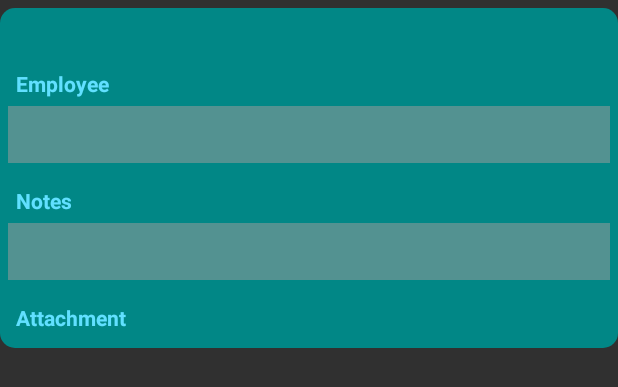
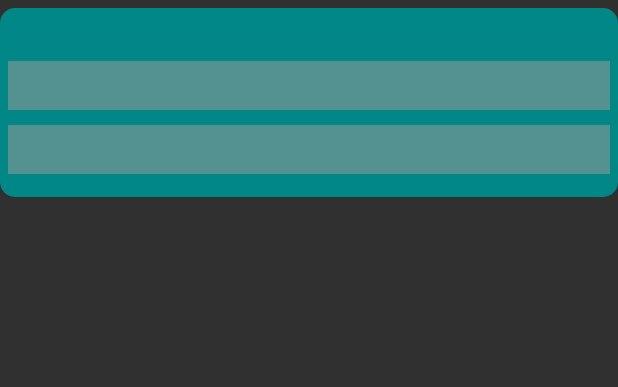
Before and after one commit to BishoAlSibaee/ratco_ms_android, an Android app: the layout import_update_unit.xml on its own in the app's theme, with its tools: preview values and no code run, on a phone screen of 412 x 824 dp. Shown: the top 387 px of the screen. Run offline under Robolectric (Android 15) with nearby library versions, the phone set to English and light mode, and no system bars.

Commit message:
new update

```diff
--- a/app/src/main/java/com/syrsoft/ratcoms/MyApp.java
+++ b/app/src/main/java/com/syrsoft/ratcoms/MyApp.java
@@ -139,13 +139,11 @@ public class MyApp extends Application {
             notification.put("to", token); //registration_ids
             notification.put("data", notifcationBody);
         } catch (JSONException e) {
-            //Log.e(TAG, "onCreate: " + e.getMessage() );
         }
 
         JsonObjectRequest jsonObjectRequest = new JsonObjectRequest(FCM_MESSAGE_URL, notification,
                 response -> Log.d("messageresponse" , response.toString()),
                 error -> {
-                   // ToastMaker.Show(1,error.getMessage() , act);
                     Log.d("messageresponse" , error.toString());
                 }){
             @Override
--- a/app/src/main/java/com/syrsoft/ratcoms/SALESActivities/SALES_ADAPTERS/PurchaseUpdateAdapter.java
+++ b/app/src/main/java/com/syrsoft/ratcoms/SALESActivities/SALES_ADAPTERS/PurchaseUpdateAdapter.java
@@ -85,7 +85,5 @@ public class PurchaseUpdateAdapter extends RecyclerView.Adapter<PurchaseUpdateAd
             txtOrderNotes = itemView.findViewById(R.id.txtOrderNotes);
             LinearBtnAttachment = itemView.findViewById(R.id.LinearBtnAttachment);
         }
-
-
     }
 }
--- a/app/src/main/res/layout/import_update_unit.xml
+++ b/app/src/main/res/layout/import_update_unit.xml
@@ -6,7 +6,6 @@
     android:layout_marginTop="5dp"
     android:background="@drawable/btns_background"
     android:orientation="vertical">
-
 
     <LinearLayout
         android:layout_width="match_parent"
@@ -31,17 +30,6 @@
             android:layout_width="match_parent"
             android:layout_height="wrap_content"
             android:orientation="vertical">
-
-            <TextView
-                android:layout_width="match_parent"
-                android:layout_height="match_parent"
-                android:layout_weight="1"
-
-                android:padding="5dp"
-                android:text="@string/employee"
-                android:textColor="@color/teal_200"
-                android:textStyle="bold" />
-
             <TextView
                 android:id="@+id/txtEmployeeName"
                 android:layout_width="match_parent"
@@ -50,7 +38,7 @@
                 android:background="@color/lightGray"
                 android:padding="5dp"
                 android:textColor="@color/white"
-                android:textSize="20sp"
+                android:textSize="16dp"
                 android:textStyle="bold" />
 
         </LinearLayout>
@@ -62,15 +50,6 @@
             android:orientation="vertical">
 
             <TextView
-                android:layout_width="match_parent"
-                android:layout_height="match_parent"
-                android:layout_weight="1"
-                android:padding="5dp"
-                android:text="@string/notes"
-                android:textColor="@color/teal_200"
-                android:textStyle="bold" />
-
-            <TextView
                 android:id="@+id/txtOrderNotes"
                 android:layout_width="match_parent"
                 android:layout_height="wrap_content"
@@ -78,7 +57,7 @@
                 android:background="@color/lightGray"
                 android:padding="5dp"
                 android:textColor="@color/white"
-                android:textSize="20sp"
+                android:textSize="16dp"
                 android:textStyle="bold" />
         </LinearLayout>
 
@@ -87,15 +66,6 @@
             android:layout_height="wrap_content"
             android:layout_marginTop="10dp"
             android:orientation="vertical">
-
-            <TextView
-                android:layout_width="match_parent"
-                android:layout_height="match_parent"
-                android:layout_weight="1"
-                android:padding="5dp"
-                android:text="@string/attachment"
-                android:textColor="@color/teal_200"
-                android:textStyle="bold" />
 
             <LinearLayout
                 android:id="@+id/LinearBtnAttachment"
@@ -107,9 +77,6 @@
 
         </LinearLayout>
 
-
     </LinearLayout>
 
-
-
 </LinearLayout>
--- a/app/src/main/res/layout/project_search_project_bysalesman_dialog.xml
+++ b/app/src/main/res/layout/project_search_project_bysalesman_dialog.xml
@@ -38,6 +38,7 @@
     </LinearLayout>
 
     <LinearLayout
+        android:id="@+id/LinearSalesMan"
         android:layout_width="match_parent"
         android:layout_height="wrap_content"
         android:layout_marginTop="10dp"
```
Also changed, not shown: app/src/main/java/com/syrsoft/ratcoms/SALESActivities/AddNewPurchaseOrder.java (+14 -38 lines), app/src/main/java/com/syrsoft/ratcoms/SALESActivities/ViewPurchaseOrderToManager.java (+21 -27 lines), app/src/main/java/com/syrsoft/ratcoms/SALESActivities/ViewPurchaseOrders.java (+4 -11 lines), app/src/main/java/com/syrsoft/ratcoms/SalesActivity.java (+51 -14 lines), app/src/main/res/layout/add_new_purchase_order.xml (+0 -8 lines), 1 other file.
